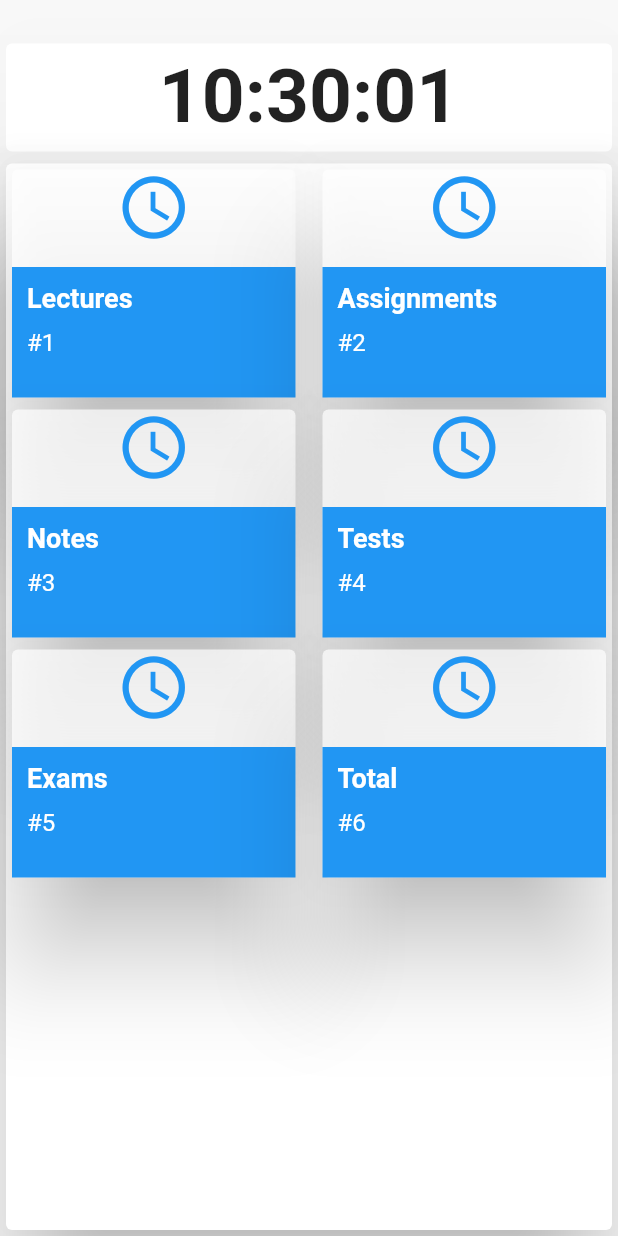
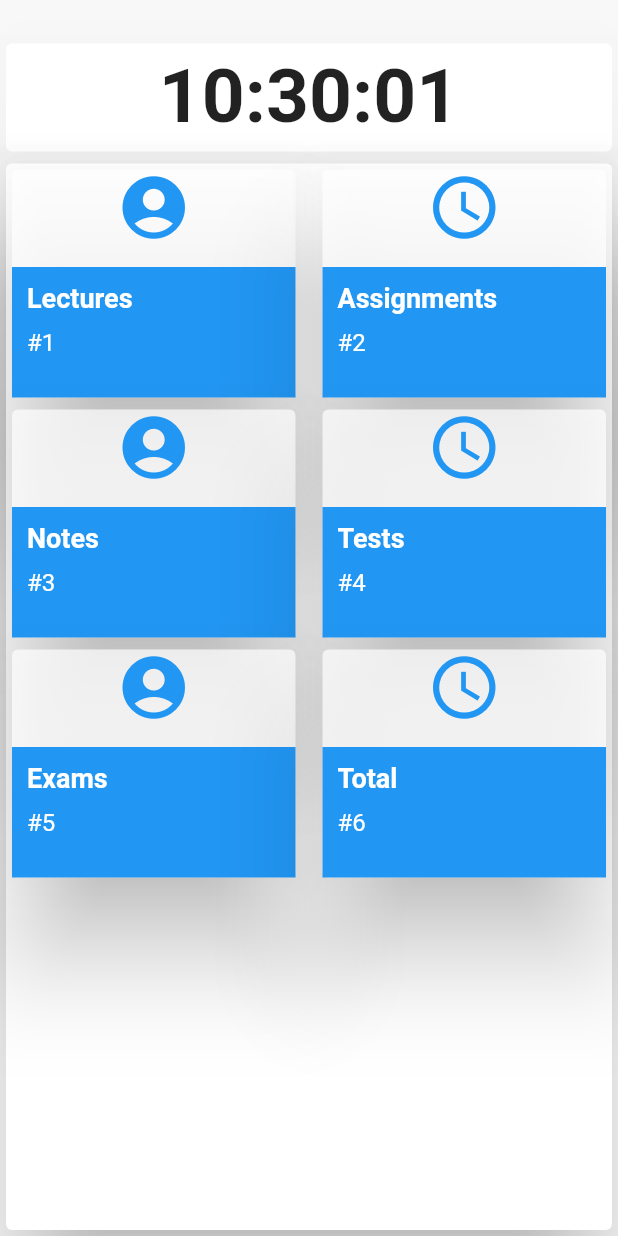
Before and after one commit to Yunuxtech/Student-Schedule, a Flutter app: the DashboardPage screen opened directly, on a phone screen of 412 x 824 dp. Run offline on Flutter 3.47's test engine with Material 2 defaults, Android fonts, the phone set to English and light mode, and no system bars; our stand-ins replace cloud_firestore, firebase_auth, firebase_core, fluttertoast, lottie; missing offline and left inert: animated_snack_bar; accounts and stored records are empty.

Commit message:
dynamic icons added

```diff
--- a/lib/drawer/dashboard.dart
+++ b/lib/drawer/dashboard.dart
@@ -49,7 +49,7 @@
                   final screenWidth = MediaQuery.of(context).size.width;
                   final cardWidth = (screenWidth - 30.0) / 2;
                   final screenHeight = MediaQuery.of(context).size.height;
-                  final cardHeight = screenHeight;
+                  // final cardHeight = screenHeight;
                   return Row(
                     children: [
                       Expanded(
@@ -73,14 +73,16 @@
                                     ),
                                     child: Center(
                                       child: Icon(
-                                        Icons.schedule,
+                                        Icons.account_circle,
                                         color: Colors.blue,
                                         size: 50.0,
                                       ),
                                     ),
                                   ),
-                                  SizedBox(width: 10.0,
-                                  height: 15,),
+                                  SizedBox(
+                                    width: 10.0,
+                                    height: 15,
+                                  ),
                                   Expanded(
                                     child: Container(
                                       height: 120,
@@ -216,34 +218,30 @@
   }
 }
 
-final List<Map<String, String>> _cards = [
+final List<Map<String, dynamic>> _cards = [
   {
     'header': 'Lectures',
     'text': '#1',
-    'icon': 'Icons.schedule'
   },
   {
     'header': 'Assignments',
     'text': '#2',
-    'icon': 'Icons.assignment'
   },
   {
     'header': 'Notes',
     'text': '#3',
-    'icon': 'Icons.notes'
   },
   {
     'header': 'Tests',
     'text': '#4',
-    'icon': 'Icons.schedule'
   },
   {
     'header': 'Exams',
     'text': '#5',
-    'icon': 'Icons.schedule'
   },
   {
     'header': 'Total',
     'text': '#6',
+    'icon': Icons.dashboard,
   },
 ];
```
